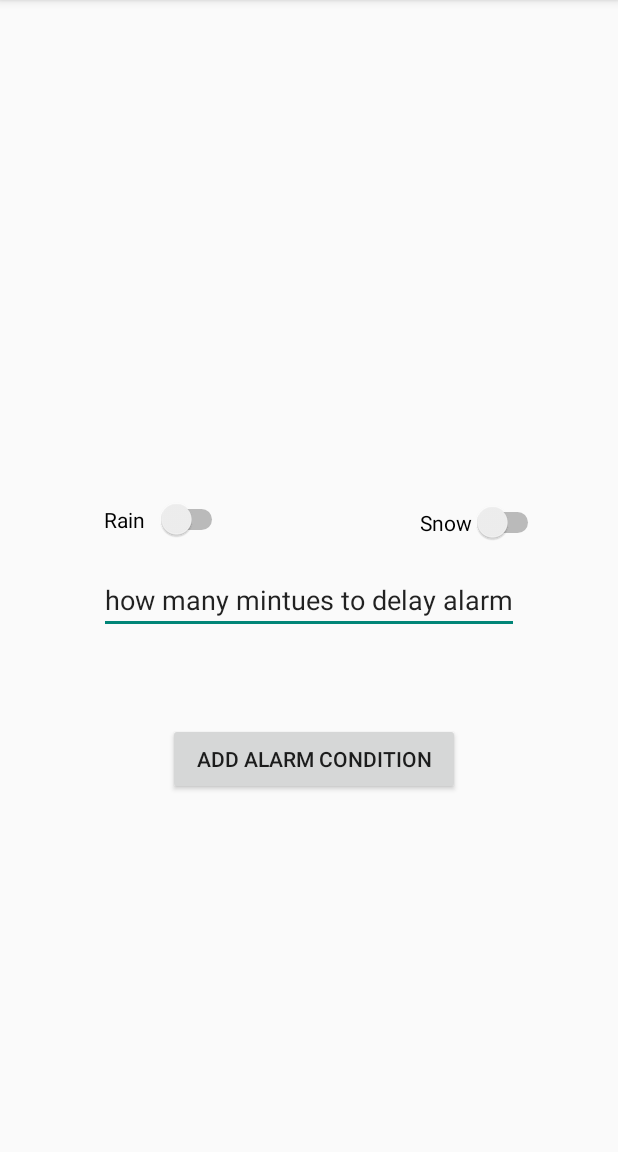
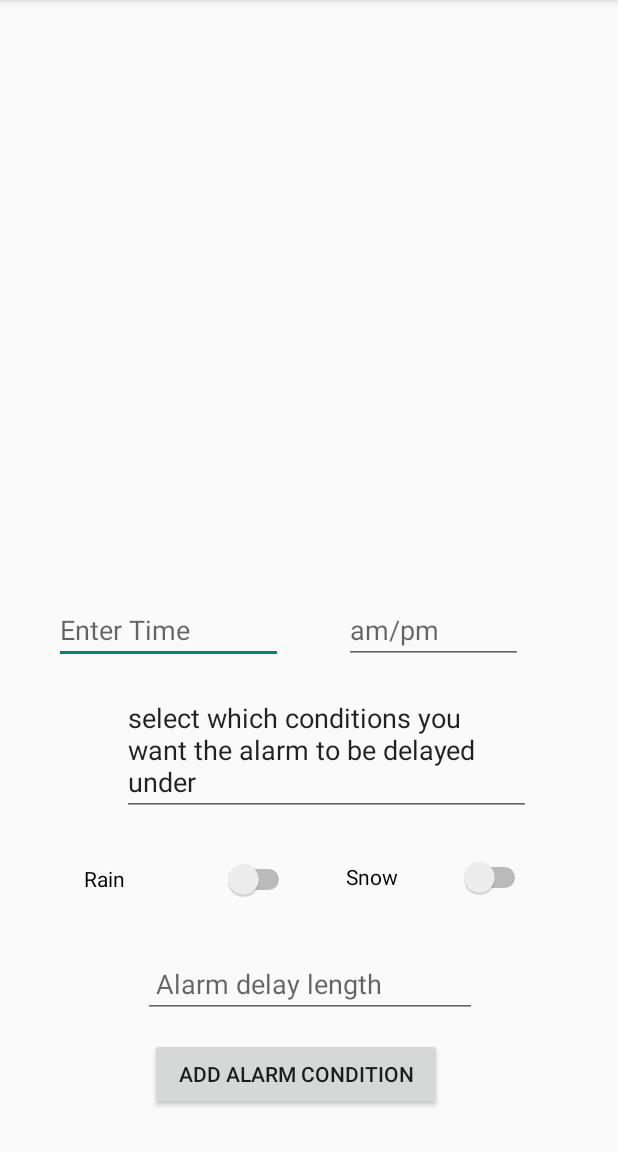
Before and after one commit to d18Highsmith/AlarmClockBasedOnWeather, an Android app: the fragment PercipitationFragment shown on its own in the app's theme, on a phone screen of 412 x 824 dp, the part 84-1236 px from its top. Run offline under Robolectric (Android 15) with nearby library versions, the phone set to English and light mode, and no system bars.

Commit message:
Fixed fragments and finnished xml layouts

```diff
--- a/app/build.gradle
+++ b/app/build.gradle
@@ -31,6 +31,7 @@ android {
 }
 
 dependencies {
+
     implementation fileTree(dir: 'libs', include: ['*.jar'])
     implementation "org.jetbrains.kotlin:kotlin-stdlib-jdk7:$kotlin_version"
     implementation 'androidx.appcompat:appcompat:1.4.0'
@@ -42,7 +43,7 @@ dependencies {
     androidTestImplementation 'androidx.test.espresso:espresso-core:3.4.0'
     apply plugin: 'kotlin-android-extensions'
     implementation 'androidx.viewpager2:viewpager2:1.1.0-beta01'
-    implementation 'com.android.support:design:27.0.2'
+    implementation 'com.google.android.material:material:1.0.0'
     implementation 'com.google.android.material:material:1.4.0'
     implementation 'androidx.recyclerview:recyclerview:1.2.1'
     implementation 'androidx.fragment:fragment-ktx:1.4.0'
--- a/app/src/main/AndroidManifest.xml
+++ b/app/src/main/AndroidManifest.xml
@@ -17,6 +17,7 @@
                 <category android:name="android.intent.category.LAUNCHER" />
             </intent-filter>
         </activity>
+        <uses-library android:name="org.apache.http.legacy" android:required="false" />
     </application>
 
 </manifest>
--- a/app/src/main/res/layout/fragment_percipitation.xml
+++ b/app/src/main/res/layout/fragment_percipitation.xml
@@ -1,49 +1,89 @@
 <?xml version="1.0" encoding="utf-8"?>
-<FrameLayout xmlns:android="http://schemas.android.com/apk/res/android"
+
+    <RelativeLayout
+        android:id="@+id/relative_Layout_Perc"
+        xmlns:android="http://schemas.android.com/apk/res/android"
         xmlns:tools="http://schemas.android.com/tools"
         android:layout_width="match_parent"
         android:layout_height="match_parent"
-    tools:context=".PercipitationFragment">
+        tools:context=".PercipitationFragment"
+        android:visibility="visible">
 
+        <EditText
+            android:id="@+id/Type_time"
+            android:layout_width="wrap_content"
+            android:layout_height="wrap_content"
+            android:layout_alignParentStart="true"
+            android:layout_alignParentEnd="true"
+            android:layout_alignParentBottom="true"
+            android:layout_centerVertical="true"
+            android:layout_marginStart="36dp"
+            android:layout_marginEnd="223dp"
+            android:layout_marginBottom="325dp"
+            android:hint="@string/enter_time"
+            android:inputType="time" />
 
-    <RelativeLayout
-        android:layout_width="match_parent"
-        android:layout_height="300dp"
-        android:id="@+id/relative_Layout_Perc"
-        android:layout_marginTop="250dp"
-        >
+    <EditText
+    android:layout_width="119dp"
+    android:layout_height="wrap_content"
+    android:layout_alignParentStart="true"
+    android:layout_alignParentEnd="true"
+    android:layout_alignParentBottom="true"
+    android:layout_centerVertical="true"
+    android:layout_marginStart="229dp"
+    android:layout_marginEnd="63dp"
+    android:layout_marginBottom="325dp"
+    android:hint="am/pm" />
 
     <EditText
             android:id="@+id/noneText"
             android:layout_width="wrap_content"
             android:layout_height="wrap_content"
-            android:layout_centerInParent="true"
-            android:text="how many mintues to delay alarm"
-            android:visibility="visible" />
+            android:layout_above="@+id/switchRain"
+            android:layout_alignParentStart="true"
+            android:layout_alignParentEnd="true"
+            android:layout_marginStart="81dp"
+            android:layout_marginEnd="58dp"
+            android:layout_centerHorizontal="true"
+            android:text="select which conditions you want the alarm to be delayed under"
+            android:visibility="visible"
+            android:layout_marginBottom="18dp" />
 
     <Switch
         android:id="@+id/switchRain"
-            android:layout_width="wrap_content"
+        android:layout_width="141dp"
+        android:layout_height="48dp"
+        android:layout_alignParentStart="true"
+        android:layout_alignParentBottom="true"
+        android:layout_marginStart="56dp"
+        android:layout_marginEnd="34dp"
+        android:layout_marginBottom="158dp"
+        android:layout_toStartOf="@+id/switchSnow"
+        android:text="Rain" />
+
+    <Switch
+        android:id="@+id/switchSnow"
+        android:layout_width="123dp"
+        android:layout_height="52dp"
+        android:layout_alignParentEnd="true"
+        android:layout_alignParentBottom="true"
+        android:layout_marginEnd="58dp"
+        android:layout_marginBottom="157dp"
+        android:text="Snow" />
+
+    <EditText
+        android:id="@+id/lengthText"
+        android:layout_width="222dp"
         android:layout_height="wrap_content"
         android:layout_alignParentStart="true"
         android:layout_alignParentEnd="true"
         android:layout_alignParentBottom="true"
-            android:layout_marginStart="69dp"
-            android:layout_marginEnd="260dp"
-            android:layout_marginBottom="190dp"
-            android:text="Rain" />
-
-        <Switch
-            android:id="@+id/switchSnow"
-            android:layout_width="wrap_content"
-            android:layout_height="wrap_content"
-            android:layout_alignParentStart="true"
-            android:layout_alignParentEnd="true"
-            android:layout_alignParentBottom="true"
-            android:layout_marginStart="280dp"
-            android:layout_marginEnd="49dp"
-            android:layout_marginBottom="188dp"
-            android:text="Snow" />
+        android:layout_marginStart="95dp"
+        android:layout_marginEnd="94dp"
+        android:layout_marginBottom="89dp"
+        android:layout_centerHorizontal="true"
+        android:hint=" Alarm delay length"
+        android:inputType="number" />
 
     <Button
         android:id="@+id/button"
@@ -52,10 +92,10 @@
         android:layout_alignParentStart="true"
         android:layout_alignParentEnd="true"
         android:layout_alignParentBottom="true"
-            android:layout_marginStart="112dp"
-            android:layout_marginEnd="105dp"
-            android:layout_marginBottom="20dp"
+        android:layout_marginStart="100dp"
+        android:layout_marginEnd="117dp"
+        android:layout_marginBottom="28dp"
+        android:layout_centerHorizontal="true"
         android:text="Add Alarm Condition" />
 
 </RelativeLayout>
-</FrameLayout>
```
Also changed, not shown: app/src/main/res/layout/fragment_alarm.xml (+2 -30 lines), app/src/main/res/layout/fragment_none.xml (+38 -22 lines), app/src/main/res/layout/fragment_temp.xml (+61 -23 lines). Lines whose indentation alone changed are shown as unchanged.
